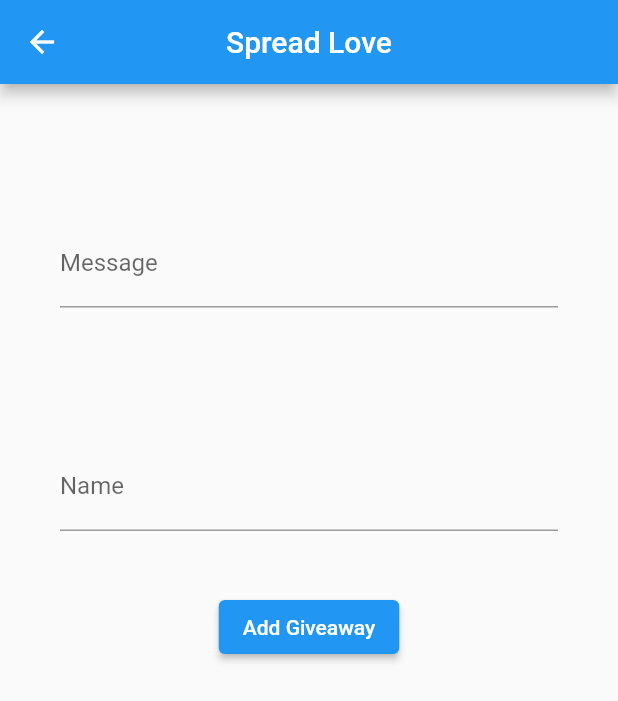
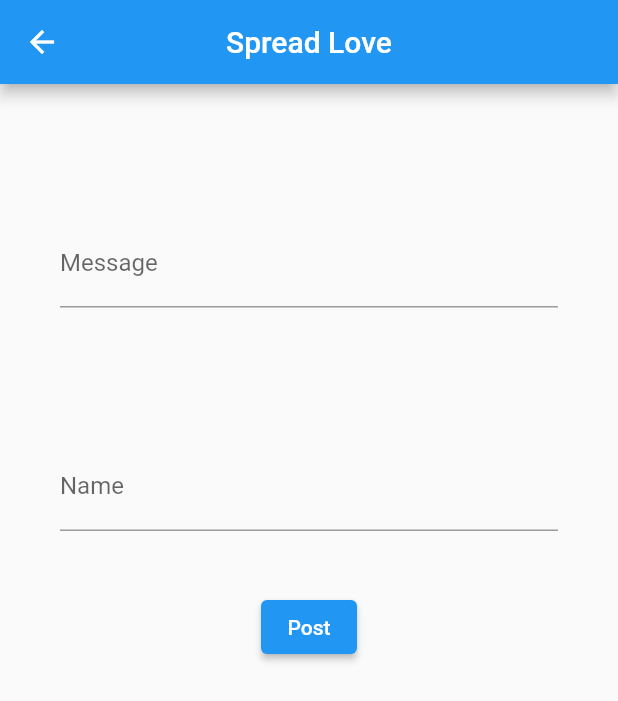
Before and after one commit to darkpore-tech/foodnerve-mobile-app, a Flutter app: the AddGiveAway screen opened directly, on a phone screen of 412 x 824 dp. Shown: the top 701 px of the screen. Run offline on Flutter 3.47's test engine with Material 2 defaults, Android fonts, the light colour scheme and no system bars; our stand-ins replace cloud_firestore, email_validator, firebase_auth, firebase_core, firebase_database, firebase_storage and 3 more; accounts and stored records are empty.

Commit message:
another first commit

```diff
--- a/lib/Giveaway/add_giveaway.dart
+++ b/lib/Giveaway/add_giveaway.dart
@@ -76,7 +76,7 @@ class _AddGiveAwayState extends State<AddGiveAway> {
                             ElevatedButton(
                               onPressed: UploadStatusFreebie,
                               child: const Text(
-                                'Add Giveaway',
+                                'Post',
                               ),
                             ),
                           ],
--- a/lib/Home/foodnerve_bottom_nav.dart
+++ b/lib/Home/foodnerve_bottom_nav.dart
@@ -41,7 +41,7 @@ class _FoodNerveBottomNavState extends State<FoodNerveBottomNav> {
             ),
             IconButton(
               icon: const Icon(Icons.person),
-              onPressed: (() => FirebaseAuth.instance.signOut()),
+              onPressed: () {},
             ),
           ],
           title: const Text('foodnerve',
--- a/lib/Merchandice/add_listing.dart
+++ b/lib/Merchandice/add_listing.dart
@@ -62,12 +62,9 @@ class _AddListingState extends State<AddListing> {
           ],
         ),
       ),
-      floatingActionButton: FloatingActionButton.extended(
-        icon: const Icon(
-          Icons.add_a_photo,
-        ),
-        label: const Text('Add Image'),
+      floatingActionButton: FloatingActionButton(
         onPressed: () => pickImage(),
+        child: const Icon(Icons.add_a_photo),
       ),
     );
   }
```
